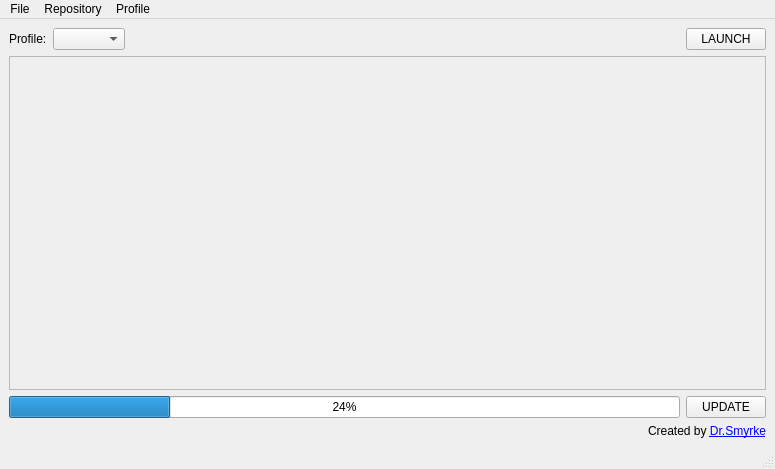
DrSmyrke/Application-launcher, file src/mainwindow.ui: the form before one commit.
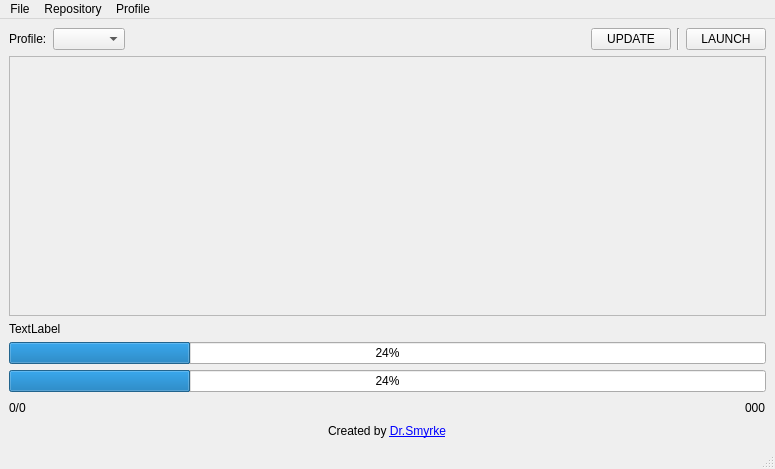
The form after the commit.

Patch:
```diff
--- a/src/mainwindow.ui
+++ b/src/mainwindow.ui
@@ -40,6 +40,20 @@
         </property>
        </spacer>
       </item>
+      <item>
+       <widget class="QPushButton" name="updateB">
+        <property name="text">
+         <string>UPDATE</string>
+        </property>
+       </widget>
+      </item>
+      <item>
+       <widget class="Line" name="line">
+        <property name="orientation">
+         <enum>Qt::Vertical</enum>
+        </property>
+       </widget>
+      </item>
       <item>
        <widget class="QPushButton" name="launchB">
         <property name="text">
@@ -60,7 +74,14 @@
      </widget>
     </item>
     <item>
-     <layout class="QHBoxLayout" name="horizontalLayout_2">
+     <layout class="QVBoxLayout" name="verticalLayout_2">
+      <item>
+       <widget class="QLabel" name="targetL">
+        <property name="text">
+         <string>TextLabel</string>
+        </property>
+       </widget>
+      </item>
       <item>
        <widget class="QProgressBar" name="progressBar">
         <property name="value">
@@ -69,29 +90,47 @@
        </widget>
       </item>
       <item>
-       <widget class="QPushButton" name="updateB">
-        <property name="text">
-         <string>UPDATE</string>
+       <widget class="QProgressBar" name="progressBar_2">
+        <property name="value">
+         <number>24</number>
         </property>
        </widget>
       </item>
+      <item>
+       <layout class="QHBoxLayout" name="horizontalLayout_2">
+        <item>
+         <widget class="QLabel" name="filesCountL">
+          <property name="text">
+           <string>0/0</string>
+          </property>
+         </widget>
+        </item>
+        <item>
+         <spacer name="horizontalSpacer_2">
+          <property name="orientation">
+           <enum>Qt::Horizontal</enum>
+          </property>
+          <property name="sizeHint" stdset="0">
+           <size>
+            <width>40</width>
+            <height>20</height>
+           </size>
+          </property>
+         </spacer>
+        </item>
+        <item>
+         <widget class="QLabel" name="fileSizeL">
+          <property name="text">
+           <string>000</string>
+          </property>
+         </widget>
+        </item>
+       </layout>
+      </item>
      </layout>
     </item>
     <item>
      <layout class="QHBoxLayout" name="horizontalLayout_3">
-      <item>
-       <widget class="QLabel" name="statusL">
-        <property name="sizePolicy">
-         <sizepolicy hsizetype="Preferred" vsizetype="Preferred">
-          <horstretch>0</horstretch>
-          <verstretch>0</verstretch>
-         </sizepolicy>
-        </property>
-        <property name="text">
-         <string/>
-        </property>
-       </widget>
-      </item>
       <item>
        <widget class="QLabel" name="label_4">
         <property name="sizePolicy">
```
Left out of the diff: 8 changed lines with no effect on the pictures.
